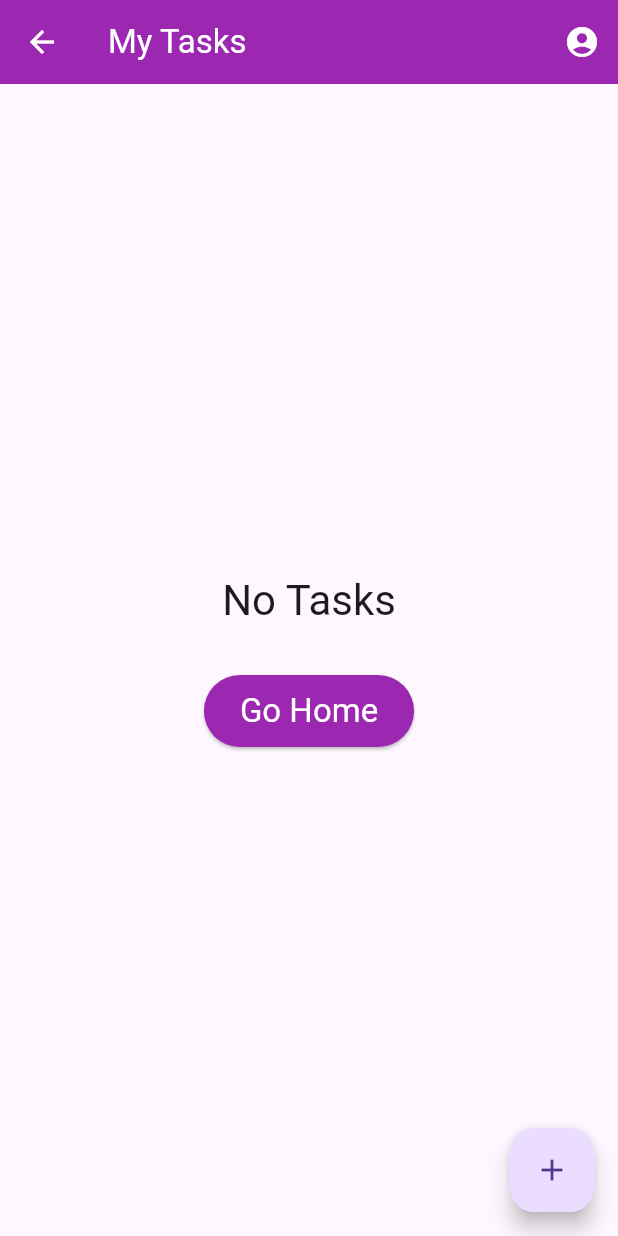
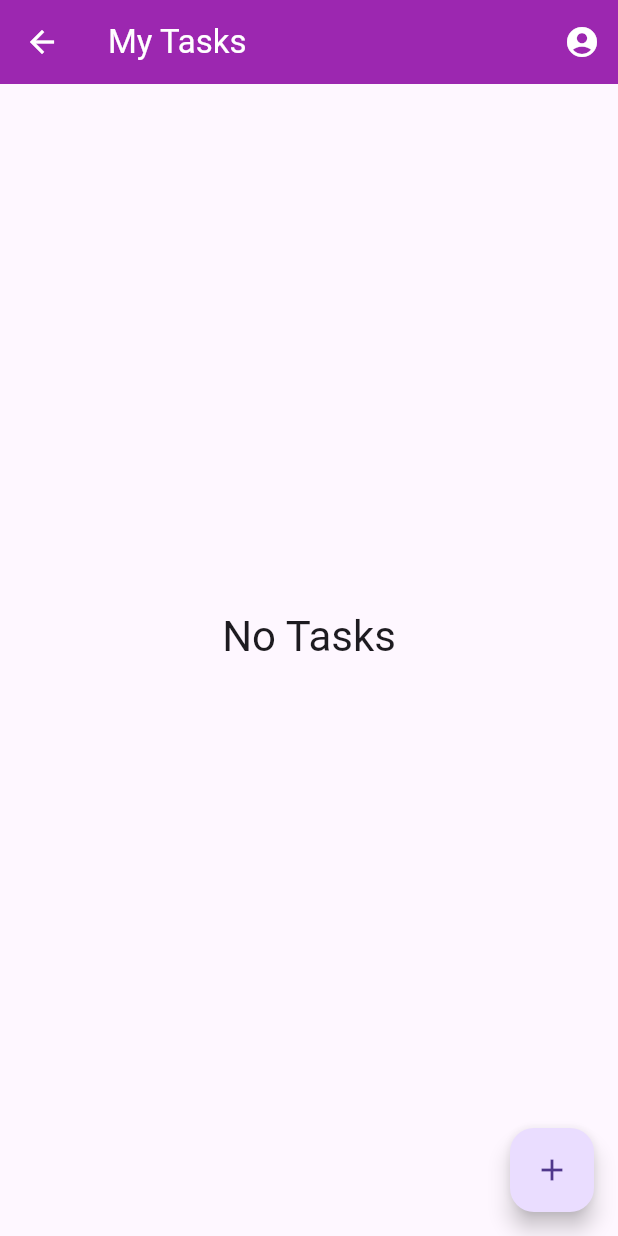
Before and after one commit to MarMarLwin/TaskManagementRiverpod, a Flutter app: the TaskListScreen screen opened by its route, on a phone screen of 412 x 824 dp. Run offline on Flutter 3.47's test engine with Material 3 defaults, Android fonts, the light colour scheme and no system bars; our stand-ins replace firebase_auth, firebase_core, firebase_database, flutter_local_notifications, flutter_riverpod, flutter_slidable and 6 more; accounts and stored records are empty; generated files the repository leaves out were written again.

Commit message:
remove unnacessary lines

```diff
--- a/lib/src/common_widgets/empty_placeholder_widget.dart
+++ b/lib/src/common_widgets/empty_placeholder_widget.dart
@@ -1,8 +1,5 @@
 import 'package:flutter/material.dart';
-import 'package:go_router/go_router.dart';
-import 'package:task_management/src/common_widgets/primary_button.dart';
 import 'package:task_management/src/constant/app_sizes.dart';
-import 'package:task_management/src/routing/app_router.dart';
 
 /// Placeholder widget showing a message and CTA to go back to the home screen.
 class EmptyPlaceholderWidget extends StatelessWidget {
@@ -24,10 +21,10 @@ class EmptyPlaceholderWidget extends StatelessWidget {
               textAlign: TextAlign.center,
             ),
             gapH32,
-            PrimaryButton(
-              onPressed: () => context.goNamed(AppRoute.home.name),
-              text: 'Go Home',
-            )
+            // PrimaryButton(
+            //   onPressed: () => context.goNamed(AppRoute.home.name),
+            //   text: 'Go Home',
+            // )
           ],
         ),
       ),
```
Also changed, not shown: 1 other file.
